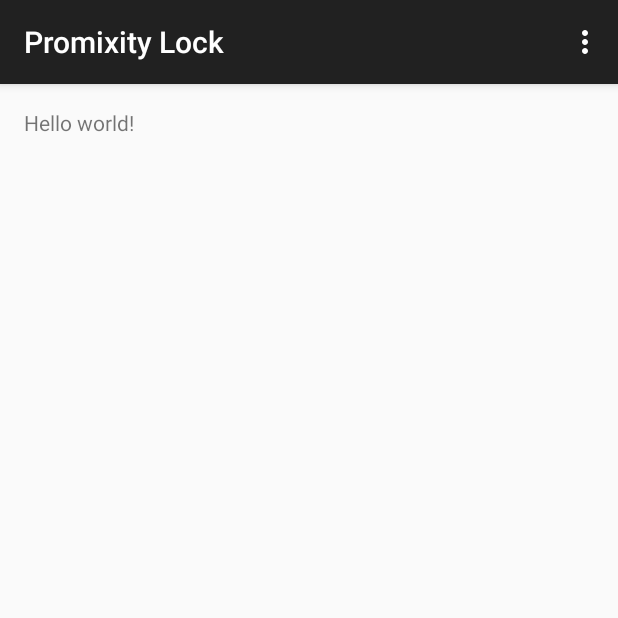
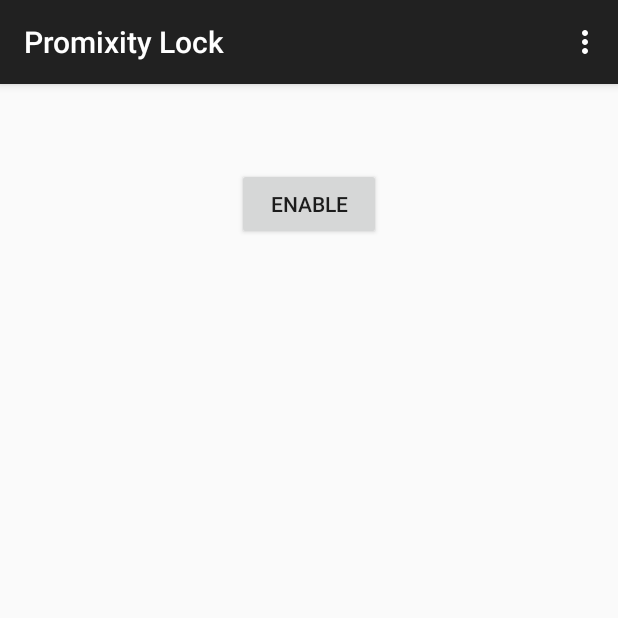
Before and after one commit to yifanfwu/ProximityLock, an Android app: the screen it shows after launch (MainActivity), on a phone screen of 412 x 824 dp, the top half of it. Run offline under Robolectric (Android 15) with nearby library versions, the phone set to English and light mode, and no system bars.

Commit message:
proximity lock can now be disabled

```diff
--- a/app/src/main/java/com/yifanfwu/promixitylock/MainActivity.java
+++ b/app/src/main/java/com/yifanfwu/promixitylock/MainActivity.java
@@ -4,10 +4,14 @@ import android.app.admin.DevicePolicyManager;
 import android.content.ComponentName;
 import android.content.Context;
 import android.content.Intent;
+import android.content.SharedPreferences;
+import android.preference.PreferenceManager;
 import android.support.v7.app.AppCompatActivity;
 import android.os.Bundle;
 import android.view.Menu;
 import android.view.MenuItem;
+import android.view.View;
+import android.widget.Button;
 
 public class MainActivity extends AppCompatActivity {
 
@@ -29,7 +33,30 @@ public class MainActivity extends AppCompatActivity {
             startActivityForResult(adminIntent, 1);
         }
 
-        startService(new Intent(this, SensorService.class));
+        PreferenceManager.setDefaultValues(this, R.xml.preferences, false);
+        final SharedPreferences preferences = PreferenceManager.getDefaultSharedPreferences(this);
+
+        final Button button = (Button) findViewById(R.id.button);
+        if (preferences.getBoolean("enabled", false)) {
+            button.setText(getResources().getString(R.string.button_disable));
+        } else {
+            button.setText(getResources().getString(R.string.button_enable));
+        }
+
+        button.setOnClickListener(new View.OnClickListener() {
+            @Override
+            public void onClick(View v) {
+                if (preferences.getBoolean("enabled", false)) {
+                    button.setText(getResources().getString(R.string.button_enable));
+                    preferences.edit().putBoolean("enabled", false).apply();
+                    stopService(new Intent(getApplicationContext(), SensorService.class));
+                } else {
+                    button.setText(getResources().getString(R.string.button_disable));
+                    preferences.edit().putBoolean("enabled", true).apply();
+                    startService(new Intent(getApplicationContext(), SensorService.class));
+                }
+            }
+        });
 
     }
 
--- a/app/src/main/res/layout/activity_main.xml
+++ b/app/src/main/res/layout/activity_main.xml
@@ -8,10 +8,12 @@
     android:paddingTop="@dimen/activity_vertical_margin"
     tools:context=".MainActivity">
 
-    <TextView
-        android:id="@+id/text_view"
-        android:layout_width="wrap_content"
+    <Button
+        android:layout_width="96dp"
         android:layout_height="wrap_content"
-        android:text="@string/hello_world" />
-
+        android:text="@string/button_enable"
+        android:id="@+id/button"
+        android:layout_alignParentTop="true"
+        android:layout_centerHorizontal="true"
+        android:layout_marginTop="40dp" />
 </RelativeLayout>
--- /dev/null
+++ b/app/src/main/res/values/colors.xml
@@ -0,0 +1,6 @@
+<?xml version="1.0" encoding="utf-8"?>
+<resources>
+    <color name="primary">#607d8b</color>
+    <color name="primaryDark">#546e7a</color>
+
+</resources>
--- a/app/src/main/res/values/strings.xml
+++ b/app/src/main/res/values/strings.xml
@@ -3,4 +3,10 @@
 
     <string name="hello_world">Hello world!</string>
     <string name="action_settings">Settings</string>
+
+    <string name="button_disable">DISABLE</string>
+    <string name="button_enable">ENABLE</string>
+
+    <string name="enabled_title">Proximity lock enabled</string>
+
 </resources>
--- a/app/src/main/res/values/styles.xml
+++ b/app/src/main/res/values/styles.xml
@@ -2,6 +2,7 @@
 
     <!-- Base application theme. -->
     <style name="AppTheme" parent="Theme.AppCompat.Light.DarkActionBar">
+
         <!-- Customize your theme here. -->
     </style>
 
--- /dev/null
+++ b/app/src/main/res/xml/preferences.xml
@@ -0,0 +1,8 @@
+<?xml version="1.0" encoding="utf-8"?>
+<PreferenceScreen xmlns:android="http://schemas.android.com/apk/res/android">
+    <SwitchPreference
+        android:key="enabled"
+        android:title="@string/enabled_title"
+        android:defaultValue="false"
+        />
+</PreferenceScreen>
```
Also changed, not shown: app/build.gradle (+4 -4 lines), app/src/main/java/com/yifanfwu/promixitylock/SensorService.java (+0 -8 lines), 1 other file.
